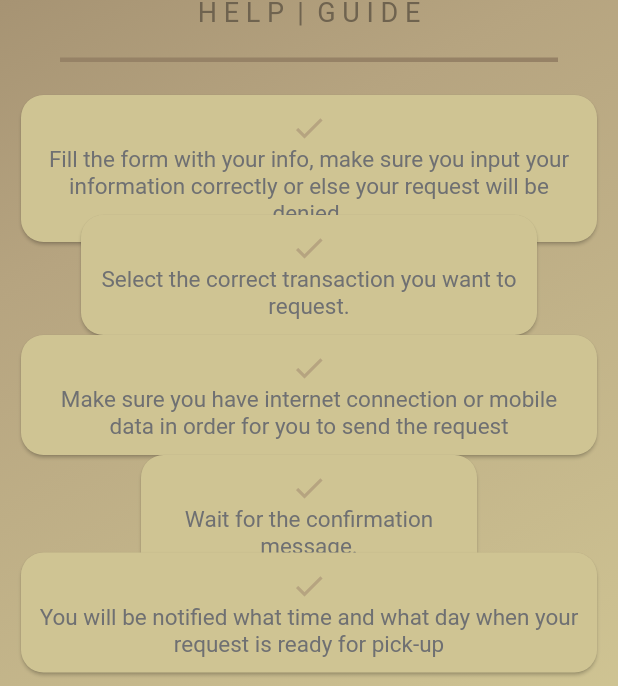
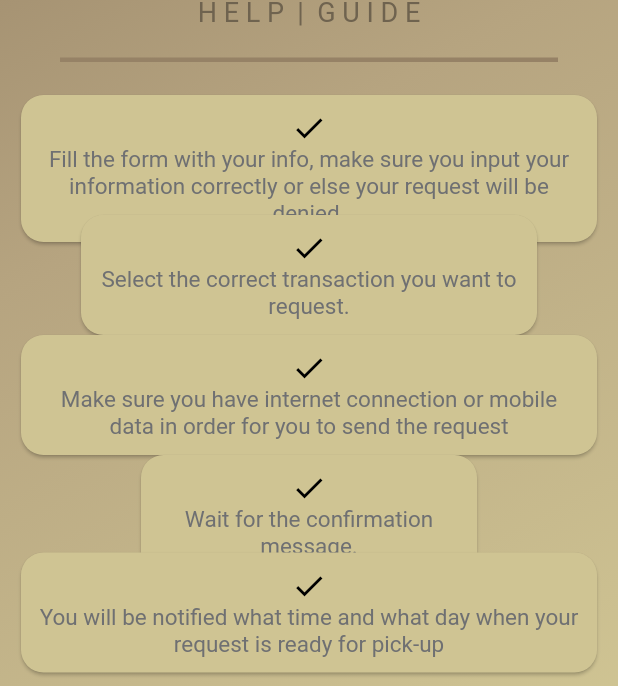
Before and after one commit to aprillegaspi/eREQUEST, a Flutter app: the HoP screen opened directly, on a phone screen of 412 x 824 dp. Shown: the part 385-1071 px from the top of the screen. Run offline on Flutter 3.47's test engine with Material 2 defaults, Android fonts, the phone set to English and light mode, and no system bars; Roboto replaces fonts that are missing (Schyler).

Commit message:
feat: update 03-20-21

```diff
--- a/lib/HoG.dart
+++ b/lib/HoG.dart
@@ -96,7 +96,7 @@ class HoP extends StatelessWidget {
                               children: <Widget>[
                                 Icon(
                                   Icons.check,
-                                  color: Color(0xFFb6a480),
+                                  color: Colors.black,
                                 ),
                                 Text(
                                   'Fill the form with your info, make sure you input your information correctly or else your request will be denied.',
@@ -130,7 +130,7 @@ class HoP extends StatelessWidget {
                               children: <Widget>[
                                 Icon(
                                   Icons.check,
-                                  color: Color(0xFFb6a480),
+                                  color: Colors.black,
                                 ),
                                 Text(
                                   'Select the correct transaction you want to request.',
@@ -164,7 +164,7 @@ class HoP extends StatelessWidget {
                               children: <Widget>[
                                 Icon(
                                   Icons.check,
-                                  color: Color(0xFFb6a480),
+                                  color: Colors.black,
                                 ),
                                 Text(
                                   'Make sure you have internet connection or mobile data in order for you to send the request',
@@ -198,7 +198,7 @@ class HoP extends StatelessWidget {
                               children: <Widget>[
                                 Icon(
                                   Icons.check,
-                                  color: Color(0xFFb6a480),
+                                  color: Colors.black,
                                 ),
                                 Text(
                                   'Wait for the confirmation message.',
@@ -232,7 +232,7 @@ class HoP extends StatelessWidget {
                               children: <Widget>[
                                 Icon(
                                   Icons.check,
-                                  color: Color(0xFFb6a480),
+                                  color: Colors.black,
                                 ),
                                 Text(
                                   'You will be notified what time and what day when your request is ready for pick-up',
```
